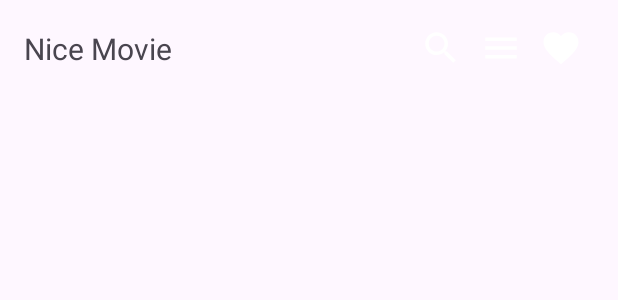
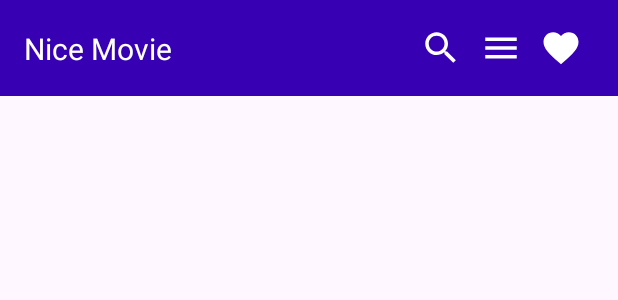
Before and after one commit to faynald/NiceMovie, an Android app: the layout activity_home.xml on its own in the app's theme, with its tools: preview values and no code run, on a phone screen of 412 x 824 dp. Shown: the top 300 px of the screen. Run offline under Robolectric (Android 15) with nearby library versions, the phone set to English and light mode, and no system bars.

Commit message:
Update UI

```diff
--- a/common/src/main/java/com/farhanreynaldi/nicemovie/common/model/MovieDetail.kt
+++ b/common/src/main/java/com/farhanreynaldi/nicemovie/common/model/MovieDetail.kt
@@ -27,5 +27,7 @@ data class MovieDetail(
 
     val genre: String? = null,
 
-    val writer: String? = null
+    val writer: String? = null,
+
+    val imdbRating: String? = null
 )
--- a/detail_data/src/main/java/com/farhanreynaldi/nicemovie/detail_data/source/DetailMovieMapper.kt
+++ b/detail_data/src/main/java/com/farhanreynaldi/nicemovie/detail_data/source/DetailMovieMapper.kt
@@ -22,7 +22,8 @@ object DetailMovieMapper {
                 poster = it.poster,
                 country = it.country,
                 genre = it.genre,
-                writer = it.writer
+                writer = it.writer,
+                imdbRating = it.imdbRating
             )
             dataList.add(data)
         }
--- a/detail_data/src/main/java/com/farhanreynaldi/nicemovie/detail_data/source/network/response/MovieDetailResponse.kt
+++ b/detail_data/src/main/java/com/farhanreynaldi/nicemovie/detail_data/source/network/response/MovieDetailResponse.kt
@@ -44,5 +44,8 @@ data class MovieDetailResponse(
 	val genre: String? = null,
 
 	@field:SerializedName("Writer")
-	val writer: String? = null
+	val writer: String? = null,
+
+	@field:SerializedName("imdbRating")
+	val imdbRating: String? = null
 )
--- a/detail_presentation/src/main/java/com/farhanreynaldi/nice_movie/detail_presentation/DetailActivity.kt
+++ b/detail_presentation/src/main/java/com/farhanreynaldi/nice_movie/detail_presentation/DetailActivity.kt
@@ -39,7 +39,7 @@ class DetailActivity : AppCompatActivity() {
                                 tvDetailTitle.text = data?.title
                                 detailTvDate.text = data?.released
                                 detailTvDuration.text = data?.runtime
-                                detailTvRating.text = data?.rated.toString()
+                                detailTvRating.text = data?.imdbRating.toString()
                                 detailTvDescription.text = data?.plot
                                 detailTvGenre.text = data?.genre
                                 detailTvDirector.text = data?.director
--- a/detail_presentation/src/main/res/layout/activity_detail.xml
+++ b/detail_presentation/src/main/res/layout/activity_detail.xml
@@ -27,6 +27,7 @@
 
             <androidx.appcompat.widget.Toolbar
                 android:id="@+id/toolbar"
+                app:contentInsetStart="0dp"
                 android:layout_width="match_parent"
                 android:layout_height="300dp"
                 app:layout_collapseMode="pin">
@@ -163,6 +164,7 @@
                 <TableRow>
 
                     <TextView
+                        android:layout_marginEnd="16dp"
                         android:layout_width="wrap_content"
                         android:layout_height="wrap_content"
                         android:text="Director" />
--- a/home_presentation/src/main/res/layout/activity_home.xml
+++ b/home_presentation/src/main/res/layout/activity_home.xml
@@ -7,6 +7,7 @@
 
     <com.google.android.material.appbar.AppBarLayout
         app:elevation="0dp"
+        android:backgroundTint="@color/design_default_color_primary_dark"
         android:layout_width="match_parent"
         android:layout_height="wrap_content">
 
@@ -25,6 +26,7 @@
                     android:layout_width="wrap_content"
                     android:layout_height="wrap_content"
                     android:textSize="20sp"
+                    android:textColor="#FFFFFF"
                     app:layout_constraintTop_toTopOf="parent"
                     app:layout_constraintStart_toStartOf="parent"
                     app:layout_constraintBottom_toBottomOf="parent"
--- a/home_presentation/src/main/res/layout/home_item_movie.xml
+++ b/home_presentation/src/main/res/layout/home_item_movie.xml
@@ -20,6 +20,8 @@
         android:id="@+id/item_tv_title"
         android:layout_width="0dp"
         android:layout_height="wrap_content"
+        android:layout_marginHorizontal="16dp"
+        android:textSize="20sp"
         android:maxLines="2"
         android:ellipsize="end"
         app:layout_constraintStart_toEndOf="@id/item_img"
@@ -28,6 +30,8 @@
 
     <TextView
         android:id="@+id/item_tv_year"
+        android:layout_marginHorizontal="16dp"
+        android:textSize="20sp"
         android:layout_width="0dp"
         android:layout_height="wrap_content"
         app:layout_constraintEnd_toEndOf="parent"
```
